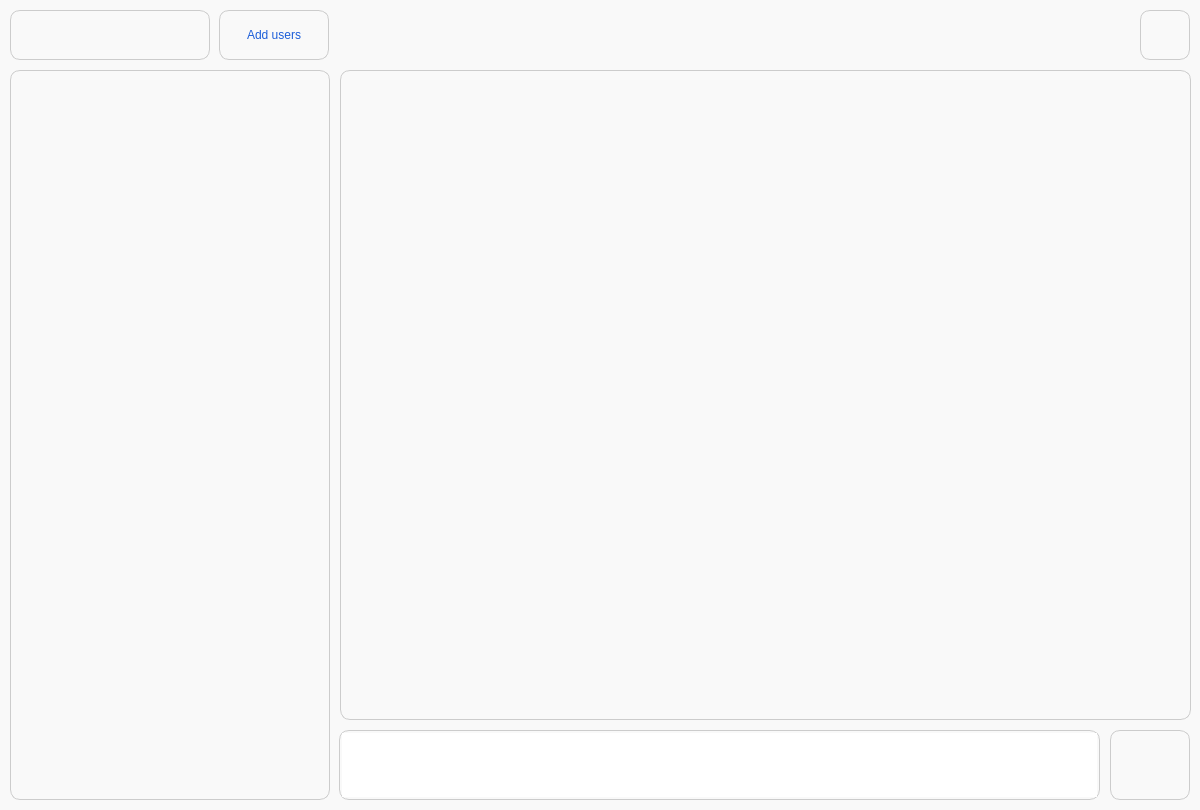
First picture: the form in gui/gui_classes/chat.ui, repository AliceGrr/corporate_chat, before the edit.
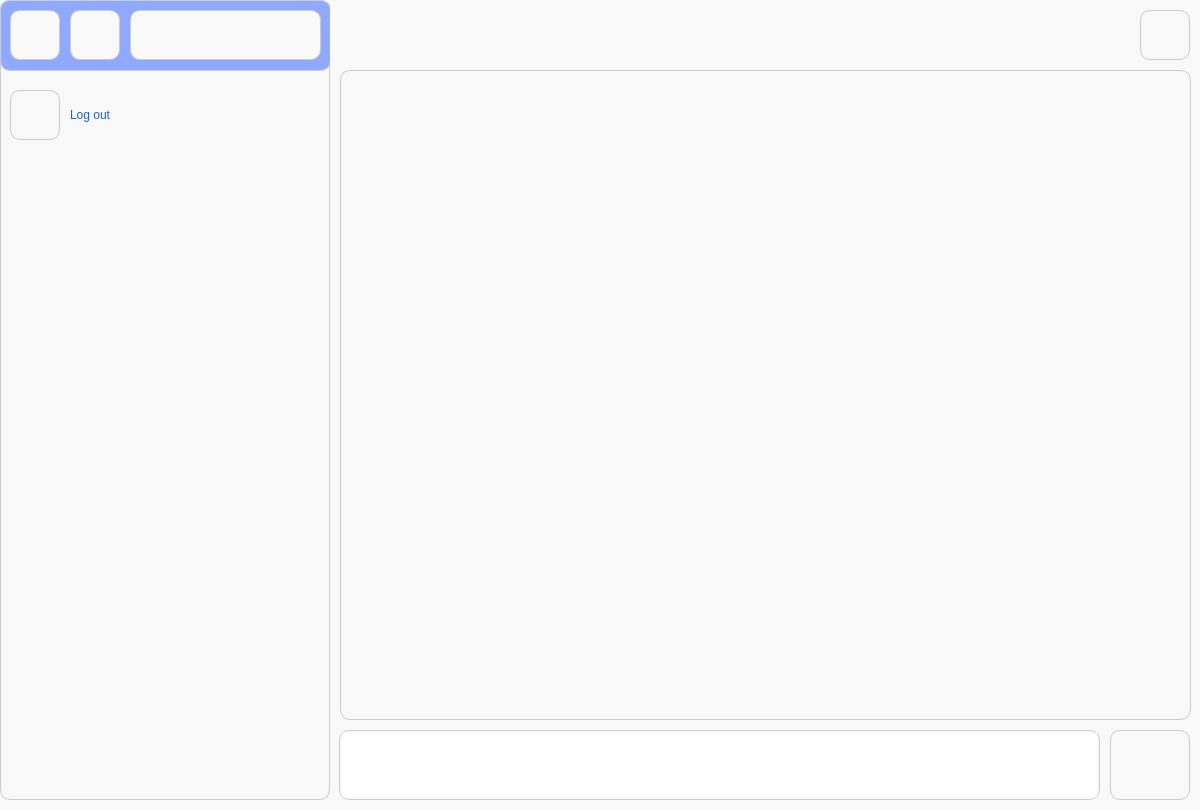
Second picture: the form after the edit.

Commit message: rebuild menu

```diff
--- a/gui/gui_classes/chat.ui
+++ b/gui/gui_classes/chat.ui
@@ -227,20 +227,20 @@
     </property>
     <property name="geometry">
      <rect>
-      <x>10</x>
-      <y>10</y>
-      <width>321</width>
-      <height>51</height>
+      <x>0</x>
+      <y>0</y>
+      <width>330</width>
+      <height>800</height>
      </rect>
     </property>
     <property name="styleSheet">
-     <string notr="true">background-color:rgb(249, 249, 249)</string>
+     <string notr="true">QWidget {background-color:rgb(249, 249, 249); border-radius: 10px; border: 1px solid #CCCCCC;}</string>
     </property>
     <widget class="QPushButton" name="log_out">
      <property name="geometry">
       <rect>
-       <x>270</x>
-       <y>0</y>
+       <x>10</x>
+       <y>90</y>
        <width>50</width>
        <height>50</height>
       </rect>
@@ -263,14 +263,14 @@
     <widget class="QLabel" name="username_label">
      <property name="geometry">
       <rect>
-       <x>60</x>
-       <y>0</y>
-       <width>200</width>
+       <x>130</x>
+       <y>10</y>
+       <width>191</width>
        <height>50</height>
       </rect>
      </property>
      <property name="styleSheet">
-      <string notr="true">padding: 8; font: 63 14pt &quot;Yu Gothic UI Semibold&quot;; border-radius: 10px; border: 1px solid #CCCCCC; background-color:rgb(255, 255, 255)</string>
+      <string notr="true">font: 63 14pt &quot;Yu Gothic UI Semibold&quot;;</string>
      </property>
      <property name="text">
       <string/>
@@ -282,16 +282,14 @@
     <widget class="QPushButton" name="avatar">
      <property name="geometry">
       <rect>
-       <x>0</x>
-       <y>0</y>
+       <x>70</x>
+       <y>10</y>
        <width>50</width>
        <height>50</height>
       </rect>
      </property>
      <property name="styleSheet">
-      <string notr="true">QPushButton {background-color:rgb(249, 249, 249);  color:rgb(28, 94, 217); border-radius: 10px;border: 1px solid #CCCCCC;}
-QPushButton:hover {background-color:rgb(230, 230, 230);}
-QPushButton:pressed {background-color:rgb(212, 212, 212);}</string>
+      <string notr="true"/>
      </property>
      <property name="text">
       <string/>
@@ -303,6 +301,68 @@
       </size>
      </property>
     </widget>
+    <widget class="QPushButton" name="menu_button_2">
+     <property name="geometry">
+      <rect>
+       <x>10</x>
+       <y>10</y>
+       <width>50</width>
+       <height>50</height>
+      </rect>
+     </property>
+     <property name="styleSheet">
+      <string notr="true">QPushButton {background-color:rgb(249, 249, 249);  color:rgb(28, 94, 217); border-radius: 10px;border: 1px solid #CCCCCC;}
+QPushButton:hover {background-color:rgb(230, 230, 230);}
+QPushButton:pressed {background-color:rgb(212, 212, 212);}</string>
+     </property>
+     <property name="text">
+      <string/>
+     </property>
+     <property name="iconSize">
+      <size>
+       <width>30</width>
+       <height>30</height>
+      </size>
+     </property>
+    </widget>
+    <widget class="QLabel" name="log_out_label">
+     <property name="geometry">
+      <rect>
+       <x>70</x>
+       <y>90</y>
+       <width>171</width>
+       <height>50</height>
+      </rect>
+     </property>
+     <property name="styleSheet">
+      <string notr="true">font: 63 14pt &quot;Yu Gothic UI Semibold&quot;; border-radius: 0px; border: 0px solid #CCCCCC</string>
+     </property>
+     <property name="text">
+      <string>Log out</string>
+     </property>
+    </widget>
+    <widget class="QLabel" name="label">
+     <property name="geometry">
+      <rect>
+       <x>0</x>
+       <y>0</y>
+       <width>331</width>
+       <height>71</height>
+      </rect>
+     </property>
+     <property name="styleSheet">
+      <string notr="true">background-color:rgb(143, 169, 255);</string>
+     </property>
+     <property name="text">
+      <string/>
+     </property>
+    </widget>
+    <zorder>label</zorder>
+    <zorder>log_out</zorder>
+    <zorder>username_label</zorder>
+    <zorder>avatar</zorder>
+    <zorder>menu_button_2</zorder>
+    <zorder>log_out_label</zorder>
    </widget>
    <widget class="QWidget" name="chat_menu" native="true">
     <property name="geometry">
@@ -366,6 +426,18 @@
      </property>
     </widget>
    </widget>
+   <zorder>chats</zorder>
+   <zorder>find_user</zorder>
+   <zorder>messages</zorder>
+   <zorder>send_message</zorder>
+   <zorder>message_text</zorder>
+   <zorder>no_user_label</zorder>
+   <zorder>chat_name_lanel</zorder>
+   <zorder>last_activite_label</zorder>
+   <zorder>chat_settings</zorder>
+   <zorder>menu_button</zorder>
+   <zorder>chat_menu</zorder>
+   <zorder>user_menu</zorder>
   </widget>
  </widget>
  <resources/>
```
The commit also changes 9 other files.
